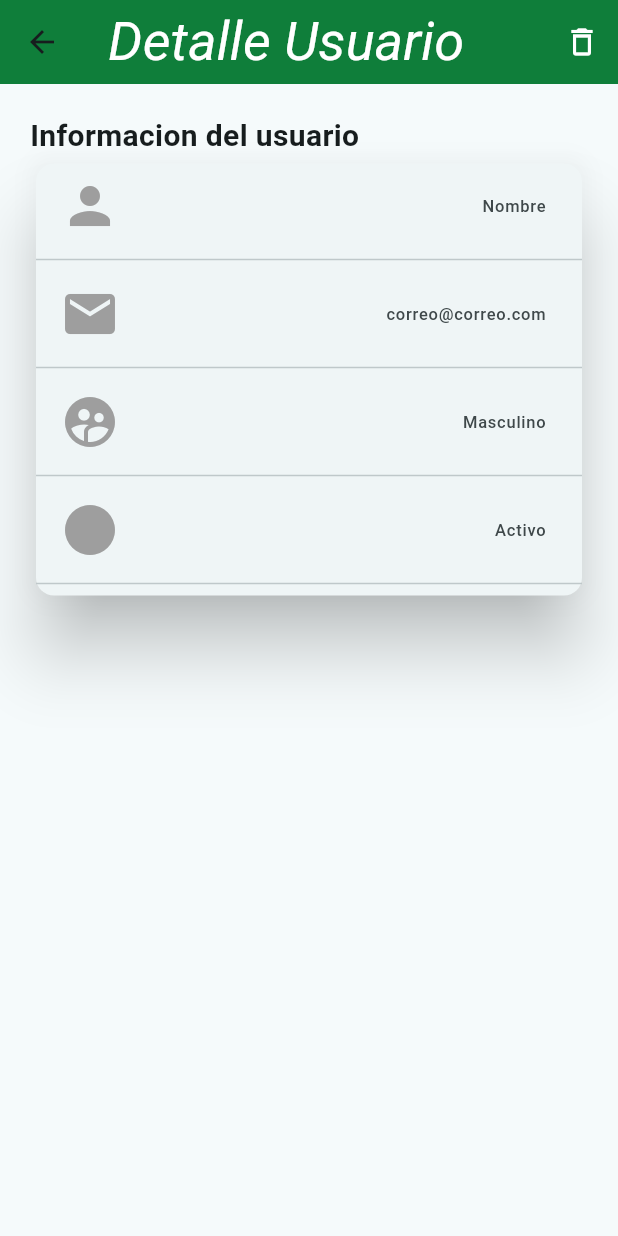
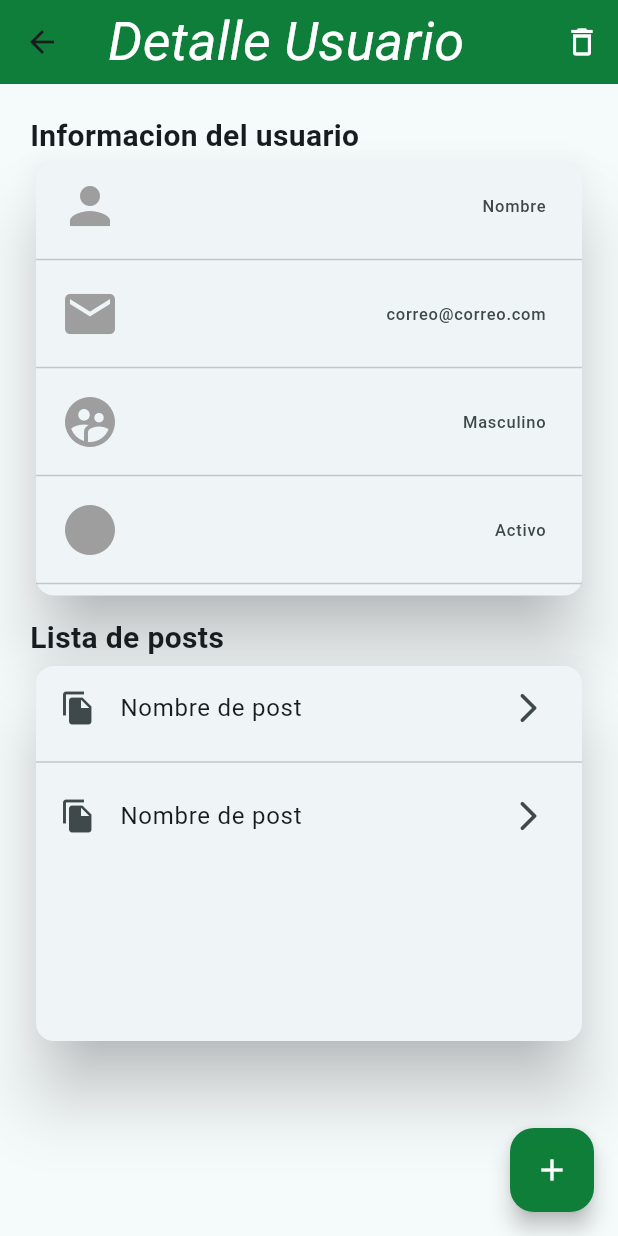
Before and after one commit to CKenny27/PRIMERO_FLUTTER, a Flutter app: the DetailUserScreen screen opened by its route, on a phone screen of 412 x 824 dp. Run offline on Flutter 3.47's test engine with Material 2 defaults, Android fonts, the phone set to English and light mode, and no system bars.

Commit message:
Actualizar detalles

```diff
--- a/lib/presentation/screens/detail_user/DetailUser.dart
+++ b/lib/presentation/screens/detail_user/DetailUser.dart
@@ -1,4 +1,6 @@
 import 'package:flutter/material.dart';
+import 'package:flutter_application_1/presentation/screens/detail_user/widgets/info.dart';
+import 'package:flutter_application_1/presentation/screens/detail_user/widgets/list_post.dart';
 
 class DetailUserScreen extends StatelessWidget {
   static String routeName = 'detail_user';
@@ -25,49 +27,23 @@ class DetailUserScreen extends StatelessWidget {
       body: Padding(
         padding: const EdgeInsets.all(20.0),
         child: Column(
-            crossAxisAlignment: CrossAxisAlignment.stretch,
           children: [
-              const Text(
-                'Informacion del usuario',
-                style: TextStyle(
-                  fontSize: 20,
-                  fontWeight: FontWeight.bold,
+            InfoWidget(),
+            const SizedBox(
+              height: 10.0,
+            ),
+            ListPostWidget()
+          ],
         ),
       ),
-              Card(
-                elevation: 20,
-                child: Column(
-                  children: [
-                    Column(
-                      children: [
-                        _item('Nombre', Icons.person),
-                        _item('correo@correo.com', Icons.email),
-                        _item(
-                            'Masculino', Icons.supervised_user_circle_rounded),
-                        _item('Activo', Icons.circle),
-                      ],
-                    )
-                  ],
+      floatingActionButton: FloatingActionButton(
+        onPressed: () {},
+        backgroundColor: const Color.fromRGBO(14, 126, 57, 0.997),
+        child: const Icon(
+          Icons.add,
+          color: Colors.white,
         ),
-              )
-            ],
       ),
-        ));
-  }
-
-  Widget _item(String text, IconData icon) {
-    return Column(
-      children: [
-        ListTile(
-          leading: Icon(
-            icon,
-            color: Colors.grey,
-            size: 40.0,
-          ),
-          trailing: Text(text),
-        ),
-        const Divider()
-      ],
     );
   }
 }
--- /dev/null
+++ b/lib/presentation/screens/detail_user/widgets/info.dart
@@ -0,0 +1,52 @@
+import 'package:flutter/material.dart';
+
+class InfoWidget extends StatelessWidget {
+  const InfoWidget({super.key});
+
+  @override
+  Widget build(BuildContext context) {
+    return Column(
+      crossAxisAlignment: CrossAxisAlignment.stretch,
+      children: [
+        const Text(
+          'Informacion del usuario',
+          style: TextStyle(
+            fontSize: 20,
+            fontWeight: FontWeight.bold,
+          ),
+        ),
+        Card(
+          elevation: 20,
+          child: Column(
+            children: [
+              Column(
+                children: [
+                  _item('Nombre', Icons.person),
+                  _item('correo@correo.com', Icons.email),
+                  _item('Masculino', Icons.supervised_user_circle_rounded),
+                  _item('Activo', Icons.circle),
+                ],
+              )
+            ],
+          ),
+        ),
+      ],
+    );
+  }
+
+  Widget _item(String text, IconData icon) {
+    return Column(
+      children: [
+        ListTile(
+          leading: Icon(
+            icon,
+            color: Colors.grey,
+            size: 40.0,
+          ),
+          trailing: Text(text),
+        ),
+        const Divider()
+      ],
+    );
+  }
+}
--- /dev/null
+++ b/lib/presentation/screens/detail_user/widgets/list_post.dart
@@ -0,0 +1,37 @@
+import 'package:flutter/material.dart';
+
+class ListPostWidget extends StatelessWidget {
+  const ListPostWidget({super.key});
+
+  @override
+  Widget build(BuildContext context) {
+    return Column(
+      crossAxisAlignment: CrossAxisAlignment.stretch,
+      children: [
+        const Text(
+          'Lista de posts',
+          style: TextStyle(
+            fontSize: 20,
+            fontWeight: FontWeight.bold,
+          ),
+        ),
+        Card(
+          elevation: 20,
+          child: SizedBox(
+            height: 250.0,
+            child: ListView.separated(
+                itemBuilder: (context, index) {
+                  return const ListTile(
+                    leading: Icon(Icons.file_copy),
+                    title: Text('Nombre de post'),
+                    trailing: Icon(Icons.arrow_forward_ios_rounded),
+                  );
+                },
+                separatorBuilder: (context, index) => const Divider(),
+                itemCount: 2),
+          ),
+        )
+      ],
+    );
+  }
+}
```
Lines whose indentation alone changed are shown as unchanged.
